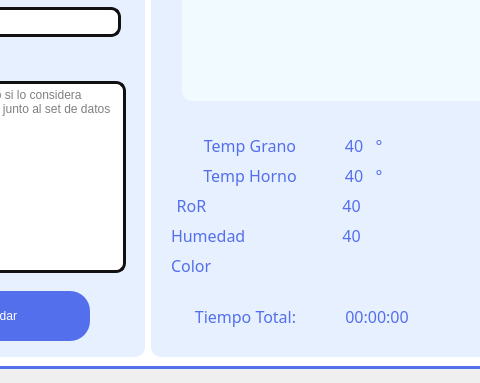
The window that desktop-app/GUI-2.ui (Fenix-LAB/web-app-2-esp32) describes before a commit, drawn with Qt 5; both pictures show x 469 to 949 and y 442 to 825 of the 1379 by 825 pixel window.
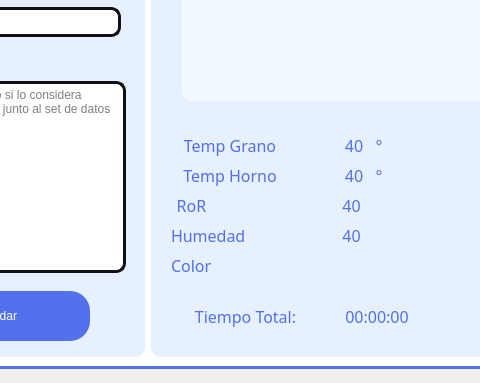
The same window after the commit. Icons and pictures are not drawn.

Commit message: Adjust label positions in GUI for better alignment

Patch:
```diff
--- a/desktop-app/GUI-2.ui
+++ b/desktop-app/GUI-2.ui
@@ -1493,7 +1493,7 @@
                   <widget class="QLabel" name="label_25">
                    <property name="geometry">
                     <rect>
-                     <x>20</x>
+                     <x>0</x>
                      <y>510</y>
                      <width>158</width>
                      <height>28</height>
@@ -1518,7 +1518,7 @@
                   <widget class="QLabel" name="label_28">
                    <property name="geometry">
                     <rect>
-                     <x>20</x>
+                     <x>0</x>
                      <y>540</y>
                      <width>158</width>
                      <height>28</height>
```
The commit also changes 2 other files.
